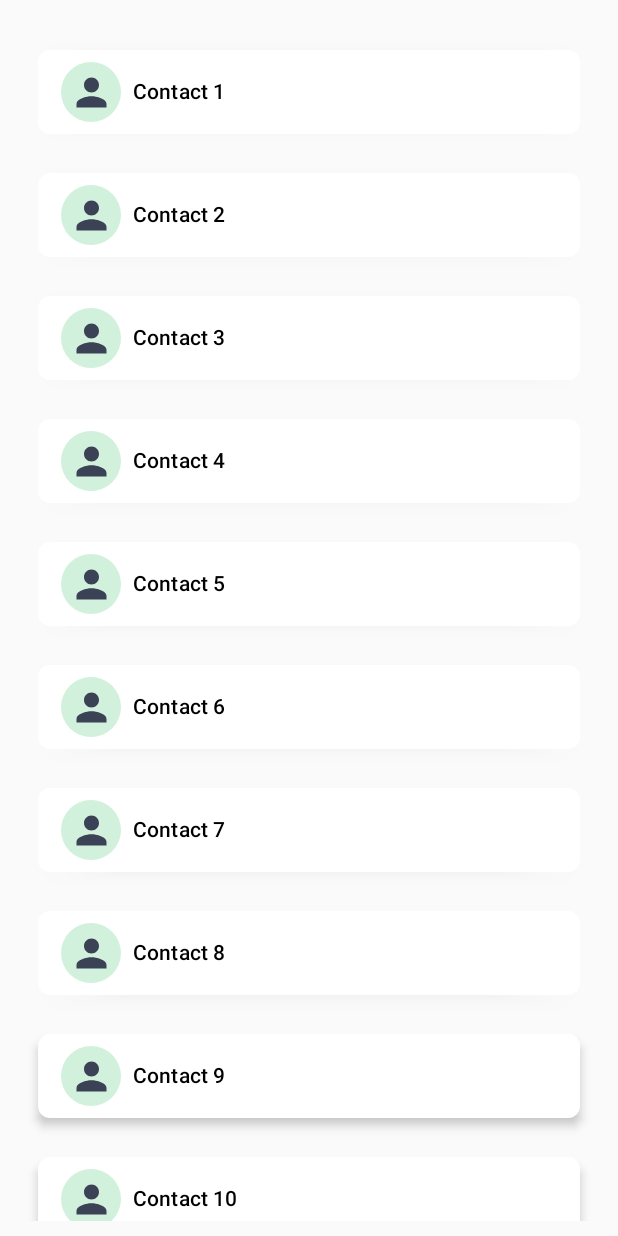
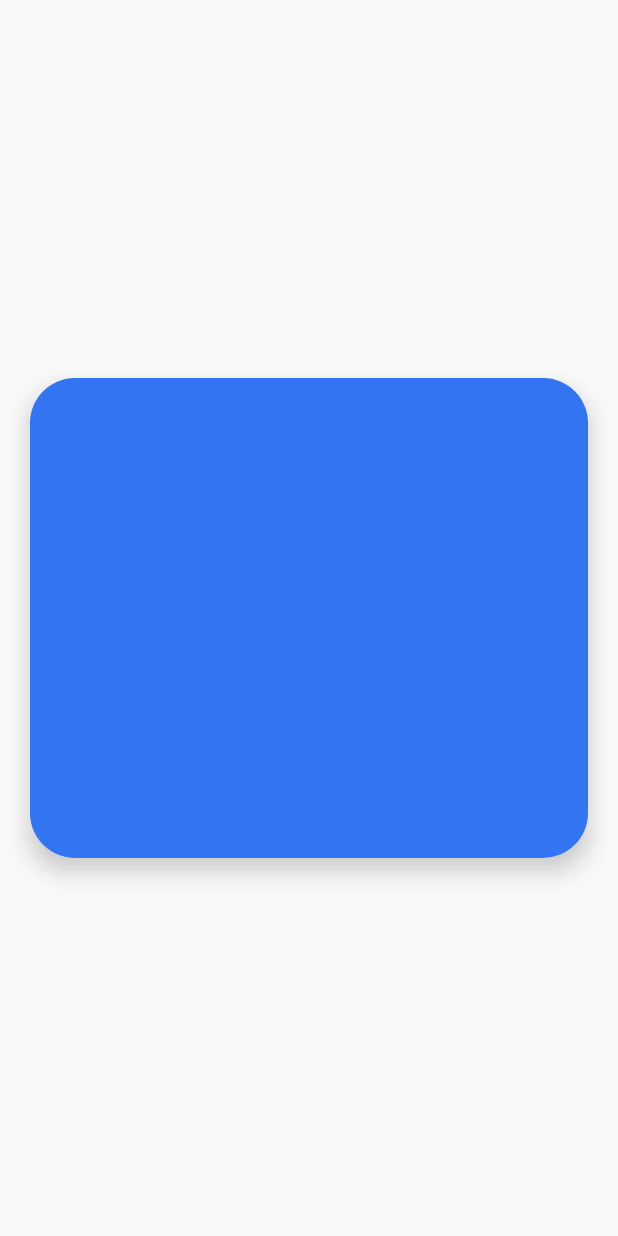
Before and after one commit to Swapnil-J-Patil/Delightful_Animations, an Android app built with Jetpack Compose: the screen it shows after launch (MainActivity), on a phone screen of 412 x 824 dp. Run offline under Robolectric (Android 15) with nearby library versions, the phone set to English and light mode, and no system bars.

Commit message:
feat: Added card flip animation

```diff
--- a/app/src/main/java/com/example/jetpackcomposeanimations/presentation/AllAnimations.kt
+++ b/app/src/main/java/com/example/jetpackcomposeanimations/presentation/AllAnimations.kt
@@ -15,6 +15,7 @@ import androidx.compose.ui.text.AnnotatedString
 import androidx.compose.ui.tooling.preview.Preview
 import androidx.compose.ui.unit.dp
 import com.example.jetpackcomposeanimations.presentation.card_animations.DynamicCardListComponent
+import com.example.jetpackcomposeanimations.presentation.card_animations.FlipCardAnimation
 import com.example.jetpackcomposeanimations.presentation.card_animations.FlippingCardAnimation
 import com.example.jetpackcomposeanimations.presentation.flow_layout_animation.FlowLayoutAnimation
 import com.example.jetpackcomposeanimations.presentation.image_animations.RowPhotos
@@ -67,6 +68,7 @@ fun AnimationExamplesScreen() {
         //StackOfCardAnimation()
         //CardFlipAnimation()
         //FlippingCardAnimation()
+        FlipCardAnimation()
 
         //************************** Shape Animations (Size or Padding) **************************
         //HideAndShowDiagonally()
@@ -142,7 +144,7 @@ fun AnimationExamplesScreen() {
         }
         var draggedItem by remember { mutableStateOf<String?>(null) }
 
-        ScalingListItemAnimation()
+        //ScalingListItemAnimation()
         //DemonSlayerPhotoGallery()
         //SwipeableTextAnimation()       // Swiping text animation
         // PagerAnimation()               // Horizontal scrolling with animation
--- /dev/null
+++ b/app/src/main/java/com/example/jetpackcomposeanimations/presentation/card_animations/FlipCardAnimation.kt
@@ -0,0 +1,115 @@
+package com.example.jetpackcomposeanimations.presentation.card_animations
+
+import android.os.Bundle
+import android.util.Log
+import androidx.activity.ComponentActivity
+import androidx.activity.compose.setContent
+import androidx.compose.animation.core.animateFloatAsState
+import androidx.compose.animation.core.tween
+import androidx.compose.foundation.Image
+import androidx.compose.foundation.background
+import androidx.compose.foundation.clickable
+import androidx.compose.foundation.layout.Arrangement
+import androidx.compose.foundation.layout.Box
+import androidx.compose.foundation.layout.Column
+import androidx.compose.foundation.layout.Row
+import androidx.compose.foundation.layout.Spacer
+import androidx.compose.foundation.layout.fillMaxSize
+import androidx.compose.foundation.layout.fillMaxWidth
+import androidx.compose.foundation.layout.height
+import androidx.compose.foundation.layout.padding
+import androidx.compose.foundation.shape.RoundedCornerShape
+import androidx.compose.material3.Card
+import androidx.compose.material3.CardDefaults
+import androidx.compose.material3.Surface
+import androidx.compose.material3.Text
+import androidx.compose.runtime.Composable
+import androidx.compose.runtime.getValue
+import androidx.compose.runtime.mutableStateOf
+import androidx.compose.runtime.remember
+import androidx.compose.runtime.setValue
+import androidx.compose.ui.Alignment
+import androidx.compose.ui.Modifier
+import androidx.compose.ui.graphics.Color
+import androidx.compose.ui.graphics.graphicsLayer
+import androidx.compose.ui.layout.ContentScale
+import androidx.compose.ui.res.painterResource
+import androidx.compose.ui.text.font.FontWeight
+import androidx.compose.ui.text.style.TextAlign
+import androidx.compose.ui.tooling.preview.Preview
+import androidx.compose.ui.unit.dp
+import androidx.compose.ui.unit.sp
+import com.example.jetpackcomposeanimations.R
+import com.example.jetpackcomposeanimations.presentation.ui.theme.blue
+import com.example.jetpackcomposeanimations.presentation.ui.theme.green
+
+@Composable
+fun FlipCardAnimation(){
+
+    var rotated by remember {
+        mutableStateOf(false)
+    }
+
+    val rotate by animateFloatAsState(
+        targetValue = if (rotated) 180f else 0f,
+        // we specify the animation duration to 0.6 sec
+        animationSpec = tween(600),
+    )
+
+    Card (
+        shape = RoundedCornerShape(30.dp),
+        colors = CardDefaults.cardColors(containerColor = Color(0xffEFEFEF)),
+        elevation = CardDefaults.cardElevation(defaultElevation = 10.dp),
+        modifier = Modifier
+            .padding(10.dp)
+            .height(320.dp)
+            .graphicsLayer {
+                // we'll rotate the card on the horizontal axis using the float state we created
+                rotationY = rotate
+                // this line is to reduce the zoom-in effect
+                cameraDistance = 10 * density
+            }
+            .fillMaxWidth()
+    ){
+
+
+        if (rotate < 90f)
+            CardFace {
+               rotated = !rotated
+            }
+
+        else
+            CardTale {
+                rotated = !rotated
+            }
+
+
+    }
+}
+// Card Tale ui design
+@Composable
+fun CardTale( onClick: () -> Unit) {
+
+    Column(
+        modifier = Modifier
+            .fillMaxSize()
+            .background(green)
+            .clickable { onClick.invoke() }
+    ) {
+
+    }
+}
+
+// Card face ui design
+@Composable
+fun CardFace(onClick: () -> Unit) {
+
+    Box(
+        Modifier
+            .fillMaxSize()
+            .background(blue)
+            .clickable { onClick.invoke() }
+    ) {
+
+    }
+}
```
